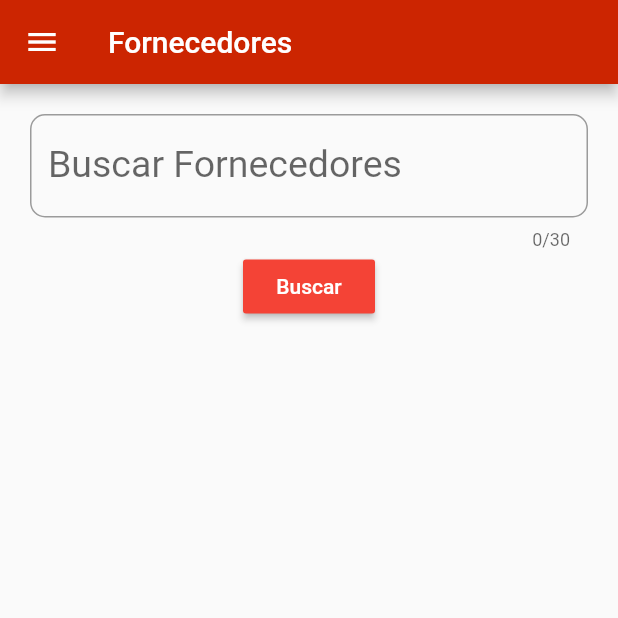
After one commit to dariosalles/autoparts, a Flutter app: the Fornecedores screen opened by its route, after a tap on "Buscar", on a phone screen of 412 x 824 dp, the top half of it. The commit adds this screen. Run offline on Flutter 3.47's test engine with Material 2 defaults, Android fonts, the phone set to English and light mode, and no system bars; our stand-ins replace fluttertoast, shared_preferences; accounts and stored records are empty; network calls fail; project files that could hold a hidden picture were left out.

Commit message:
23022020-1333

```diff
--- a/lib/contato.dart
+++ b/lib/contato.dart
@@ -28,8 +28,6 @@ class _ContatoState extends State<Contato> {
   textColor: Colors.white,
   fontSize: 16.0
   );
-
-
 }
 
   TextEditingController _controllerContatoNome = TextEditingController();
--- /dev/null
+++ b/lib/fornecedores.dart
@@ -0,0 +1,221 @@
+import 'package:flutter/material.dart';
+import 'package:http/http.dart' as http;
+import 'dart:convert';
+import 'package:fluttertoast/fluttertoast.dart';
+import 'menuDrawer.dart';
+
+class Fornecedores extends StatefulWidget {
+  @override
+  _FornecedoresState createState() => _FornecedoresState();
+}
+
+class _FornecedoresState extends State<Fornecedores> {
+
+  String email;
+
+  initState() {
+
+    _inicialFornecedores();
+
+
+  }
+
+  // MENSAGENS AMIGAVEIS
+  mensagemToast(String msg) {
+
+    return Fluttertoast.showToast(
+
+        msg: msg,
+        toastLength: Toast.LENGTH_SHORT,
+        gravity: ToastGravity.BOTTOM,
+        timeInSecForIos: 3,
+        backgroundColor: Color.fromARGB(255, 214, 37, 1),
+        textColor: Colors.white,
+        fontSize: 16.0
+    );
+  }
+
+  //TOKEN
+  int _token = 123456789;
+
+  //CONTROLLER - BUSCA - RECUPERA O QUE FOI DIGITADO
+  TextEditingController _controllerBuscaF = TextEditingController();
+
+  List _itemsF = [];
+  int _quantF = 0;
+  String _apiF;
+
+  // CARREGA OS FORNECEDORES INICIAIS
+  _inicialFornecedores() async {
+
+    _apiF = 'http://www.dsxweb.com/apps/autoparts/api/apiRecupera_fornecedores.php?token=$_token';
+
+    http.Response response;
+
+    response = await http.get(_apiF);
+
+    if(response.statusCode==200) {
+
+      setState(() {
+        _itemsF = json.decode(response.body) as List;
+        //print(_items);
+      });
+
+      setState(() {
+        _quantF = _itemsF.length;
+        //print(quant);
+      });
+
+    } else {
+
+      print("Erro no servidor - 500");
+    }
+
+  }
+
+  // BUSCA PEÇAS
+  _buscaFornecedores() async {
+
+    var _buscaF = _controllerBuscaF.text.trim();
+    print(_buscaF);
+
+    String _apiF = 'http://www.dsxweb.com/apps/autoparts/api/apiRecupera_fornecedores.php?token=$_token&busca=$_buscaF';
+
+    print(_apiF);
+
+    http.Response response;
+
+    response = await http.get(_apiF);
+
+    setState(() {
+      _itemsF = json.decode(response.body) as List;
+    });
+
+    setState(() {
+      _quantF = _itemsF.length;
+    });
+
+  }
+
+  @override
+  Widget build(BuildContext context) {
+    return Scaffold(
+        appBar: AppBar(
+
+          title: Text('Fornecedores'),
+          backgroundColor: Color.fromARGB(255, 204, 37, 1),
+        ),
+        drawer: MenuDrawer(),
+        body: Container(
+            padding: EdgeInsets.all(20),
+            child: Column(
+              children: <Widget>[
+                TextField(
+                  cursorWidth: 2,
+                  keyboardType: TextInputType.text,
+                  maxLength: 30,
+                  decoration: InputDecoration(
+                      labelText: "Buscar Fornecedores",
+                      border: OutlineInputBorder(
+                          borderRadius: BorderRadius.all(Radius.circular(10)),
+                          gapPadding: 4.00
+                      )
+                  ),
+                  style: TextStyle(
+                    fontSize: 25,
+                    color: Colors.black,
+                  ),
+                  controller: _controllerBuscaF,
+                ),
+                RaisedButton(
+                  child: Text('Buscar'),
+                  color: Colors.red,
+                  textColor: Colors.white,
+                  onPressed: (){
+                    _buscaFornecedores();
+                  },
+                ),
+
+                Expanded(
+                  child: ListView.builder(
+                      itemCount: _quantF,
+                      itemBuilder: (context, indice){
+
+                        return ListTile(
+                            onTap: (){
+
+                            },
+                            title: Column(
+                              children: <Widget>[
+                                //Text("titulo"),
+                                Row(
+                                  mainAxisAlignment: MainAxisAlignment.spaceBetween,
+                                  children: <Widget>[
+                                    Image.asset('assets/img/fornecedores/' + _itemsF[indice]['imagem'].toString(),
+                                      width: 100,
+                                      height: 100,
+                                      fit: BoxFit.cover,
+                                    ),
+                                    Column(
+                                      children: <Widget>[
+                                        Text(_itemsF[indice]['fornecedor'].toString()),
+                                        Text(_itemsF[indice]['descricao'].toString()),
+                                      ],
+                                    ),
+                                    IconButton(
+                                      icon: Icon(Icons.arrow_forward_ios),
+                                      color: Colors.red,
+                                      iconSize: 40,
+                                      tooltip: 'Adicionar ao Carrinho',
+                                      onPressed: () {
+                                        showDialog(context: context,
+                                            builder: (context){
+                                              return AlertDialog(
+                                                shape: RoundedRectangleBorder(
+                                                    borderRadius: BorderRadius.all(Radius.circular(20.0))
+                                                ),
+                                                title: Text('Deseja adicionar ao carrinho'),
+                                                titlePadding: EdgeInsets.all(20),
+                                                titleTextStyle: TextStyle(
+                                                    fontSize: 20,
+                                                    color: Colors.red
+                                                ),
+                                                content: Text(_itemsF[indice]['nome'].toString(),
+                                                    textAlign: TextAlign.center),
+                                                contentPadding: EdgeInsets.all(20),
+                                                actions: <Widget>[
+                                                  RaisedButton(
+                                                    child: Text("Sim"),
+                                                    onPressed: (){
+                                                      print('sim');
+                                                      (){};
+                                                      Navigator.pop(context);
+                                                    },
+                                                  ),
+                                                  RaisedButton(
+                                                    child: Text('Não'),
+                                                    onPressed: (){
+                                                      Navigator.pop(context);
+                                                    },
+                                                  )
+                                                ],
+
+                                              );
+                                            });
+                                        //print('Clicado $indice');
+                                      },
+                                    ),
+
+                                  ],
+                                ),
+                              ],
+                            )
+                        );
+
+                      }),
+                )
+              ],
+            )
+        ));
+  }
+}
--- a/lib/main.dart
+++ b/lib/main.dart
@@ -5,6 +5,8 @@ import 'package:auto_parts/carrinho.dart';
 
 import 'package:auto_parts/screen_login.dart';
 import 'package:flutter/material.dart';
+
+import 'fornecedores.dart';
 
 
 
@@ -19,7 +21,8 @@ void main() {
       '/pecas': (context) => Pecas(),
       '/contato': (context) => Contato(),
       '/carrinho': (context) => Carrinho(),
-      '/cadastro': (context) => Cadastro()
+      '/cadastro': (context) => Cadastro(),
+      '/fornecedores': (context) => Fornecedores()
 
     },
   ));
--- a/lib/menuDrawer.dart
+++ b/lib/menuDrawer.dart
@@ -89,6 +89,22 @@ class _MenuDrawerState extends State<MenuDrawer> {
                 Row(
                   children: <Widget>[
                     IconButton(
+                      icon: Icon(Icons.card_membership),
+                      color: Colors.red,
+                      iconSize: 30,
+                      tooltip: 'Fornecedores',
+                      onPressed: () {
+                        print('Recarrega a pagina Fornecedores');
+                        Navigator.pushNamed(context, '/fornecedores');
+                      },
+                    ),
+                    Text("Fornecedores",
+                        style: optionStyle)
+                  ],
+                ),
+                Row(
+                  children: <Widget>[
+                    IconButton(
                       icon: Icon(Icons.shopping_cart),
                       color: Colors.red,
                       iconSize: 30,
--- a/pubspec.yaml
+++ b/pubspec.yaml
@@ -57,7 +57,9 @@ flutter:
   - assets/img/fundo3.jpg
   - assets/img/fundo4.jpg
   - assets/img/fundo5.jpg
-
+  - assets/img/fornecedores/logo_primo.png
+  - assets/img/fornecedores/logo_suplauto.jpg
+  - assets/img/fornecedores/logo_agaesse.png
   # An image asset can refer to one or more resolution-specific "variants", see
   # https://flutter.dev/assets-and-images/#resolution-aware.
 
```
Lines whose indentation alone changed are shown as unchanged.
